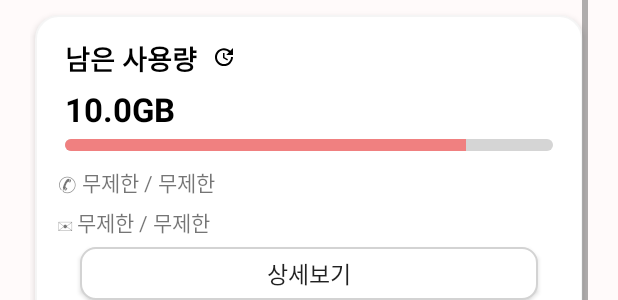
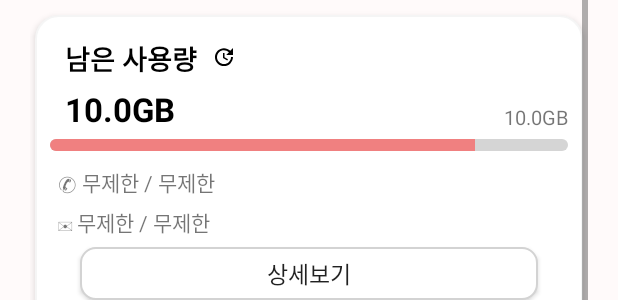
Before and after one commit to Bansj/MySmartel_CS, an Android app: the layout fragment_my_info.xml on its own in the app's theme, with its tools: preview values and no code run, on a phone screen of 412 x 824 dp. Shown: the part 286-586 px from the top of the screen. Run offline under Robolectric (Android 15) with nearby library versions, the phone set to English and light mode, and no system bars; plain views replace DotsIndicator; network calls fail.

Commit message:
내 정보 화면에서 잔여량 데이터부분에서 총 제공량 TextView추가 및 UI 구현 완 (KT)

```diff
--- a/app/src/main/res/layout/fragment_my_info.xml
+++ b/app/src/main/res/layout/fragment_my_info.xml
@@ -144,6 +144,17 @@
                             app:layout_constraintTop_toBottomOf="@+id/left_data"
                             android:layout_marginStart="20dp"/>
 
+                        <TextView
+                            android:id="@+id/txt_totalData"
+                            android:layout_width="wrap_content"
+                            android:layout_height="wrap_content"
+                            android:text="10.0GB"
+                            android:textSize="13dp"
+                            android:layout_marginBottom="5dp"
+                            android:layout_marginEnd="10dp"
+                            app:layout_constraintBottom_toTopOf="@+id/pgBar_leftData"
+                            app:layout_constraintEnd_toEndOf="parent" />
+
                         <ImageButton
                             android:id="@+id/btn_refresh"
                             android:layout_width="wrap_content"
@@ -157,11 +168,11 @@
                             app:layout_constraintTop_toTopOf="parent" />
 
                         <ProgressBar
-                            android:id="@+id/progressBar_leftData"
+                            android:id="@+id/pgBar_leftData"
                             style="@style/Widget.AppCompat.ProgressBar.Horizontal"
                             android:layout_width="match_parent"
                             android:layout_height="8dp"
-                            android:layout_marginHorizontal="20dp"
+                            android:layout_marginHorizontal="10dp"
                             android:indeterminate="false"
                             android:max="100"
                             android:progress="82"
@@ -176,7 +187,7 @@
                             android:text="✆ 무제한 / 무제한"
                             android:layout_marginHorizontal="15dp"
                             android:layout_marginTop="10dp"
-                            app:layout_constraintTop_toBottomOf="@+id/progressBar_leftData"/>
+                            app:layout_constraintTop_toBottomOf="@+id/pgBar_leftData"/>
 
                         <TextView
                             android:id="@+id/txt_refreshM"
```
Also changed, not shown: app/src/main/java/com/smartel/mysmartel_ver_1/MyInfoFragment.kt (+37 -18 lines).
